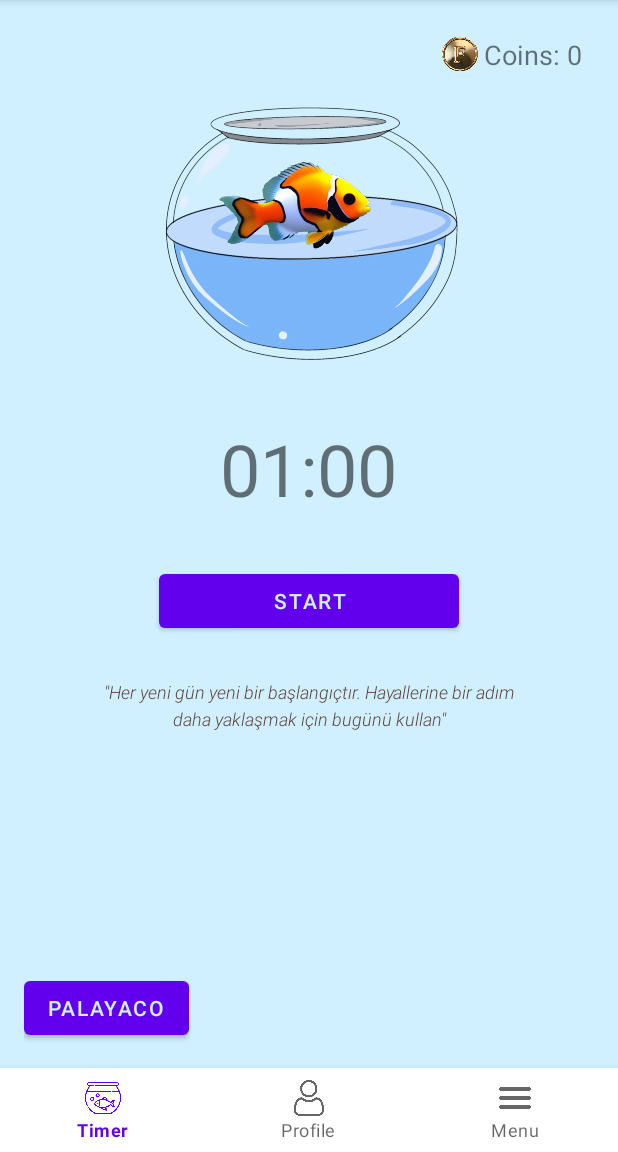
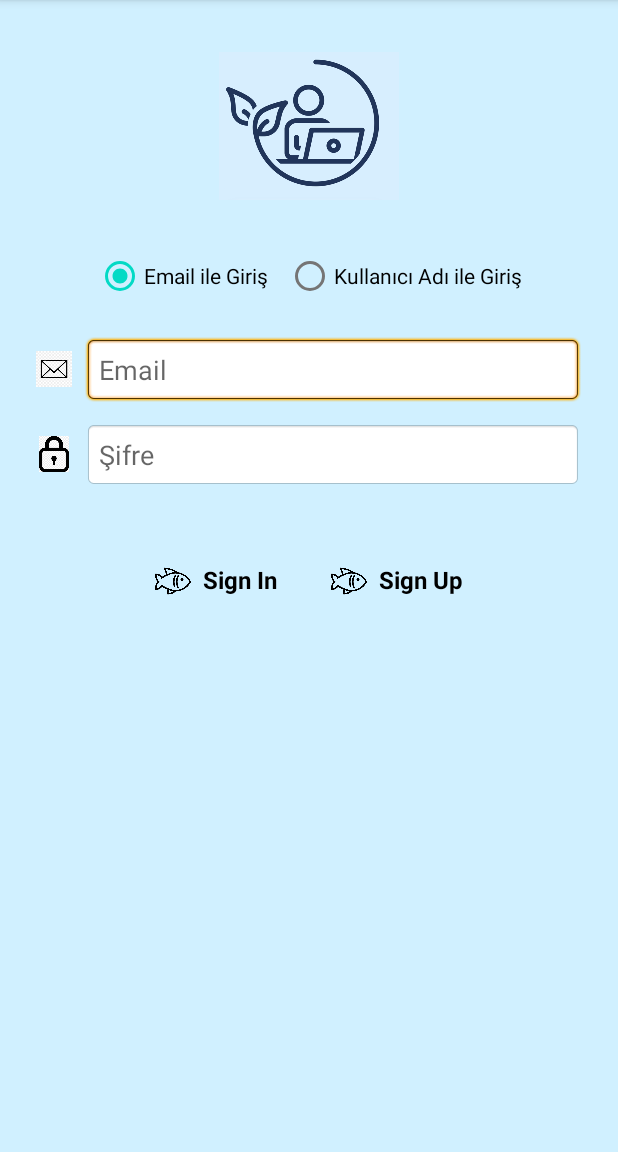
Before and after one commit to fatmanurtilki/ForestAqua, an Android app: the screen it shows after launch (MainActivity before the commit, LoginActivity after it), on a phone screen of 412 x 824 dp, the part 84-1236 px from its top. Run offline under Robolectric (Android 15) with nearby library versions, the phone set to English and light mode, and no system bars.

Commit message:
Giris ve Kayit düzenlemeleri
Kotlin kodunu düzeltmen gerek! istatistik alanını entegre etmen gerek!

```diff
--- a/app/src/main/AndroidManifest.xml
+++ b/app/src/main/AndroidManifest.xml
@@ -15,14 +15,18 @@
 
         <!-- Ana Aktivite (Uygulamanın başlangıç noktası) -->
         <activity
-            android:name=".MainActivity"
+            android:name=".LoginActivity"
             android:exported="true"
             android:label="Balikci Hasan">
+
             <intent-filter>
                 <action android:name="android.intent.action.MAIN" />
                 <category android:name="android.intent.category.LAUNCHER" />
             </intent-filter>
         </activity>
+        <activity android:name=".MainActivity"/>
+        <activity android:name=".RegisterActivity"/>
+
 
     </application>
 </manifest>
--- a/app/src/main/java/com/example/forestapp/DatabaseContract.kt
+++ b/app/src/main/java/com/example/forestapp/DatabaseContract.kt
@@ -3,6 +3,8 @@ package com.example.forestapp
 object DatabaseContract {
     object UserTable {
         const val TABLE_NAME = "users"
+        const val COLUMN_USERNAME = "username"
+        const val COLUMN_EMAIL = "email"
         const val COLUMN_ID = "id"
         const val COLUMN_NAME = "name"
         const val COLUMN_COINS = "coins"
@@ -10,6 +12,7 @@ object DatabaseContract {
         const val COLUMN_TREES_PLANTED = "trees_planted"
         const val COLUMN_REAL_TREES_PLANTED = "real_trees_planted"
         const val COLUMN_DAILY_GOAL = "daily_goal"
+
     }
 
     object SessionTable {
--- a/app/src/main/java/com/example/forestapp/ForestDbHelper.kt
+++ b/app/src/main/java/com/example/forestapp/ForestDbHelper.kt
@@ -18,6 +18,8 @@ class ForestDbHelper(context: Context) : SQLiteOpenHelper(
             CREATE TABLE ${DatabaseContract.UserTable.TABLE_NAME} (
                 ${DatabaseContract.UserTable.COLUMN_ID} INTEGER PRIMARY KEY AUTOINCREMENT,
                 ${DatabaseContract.UserTable.COLUMN_NAME} TEXT,
+                ${DatabaseContract.UserTable.COLUMN_USERNAME} TEXT UNIQUE,
+                ${DatabaseContract.UserTable.COLUMN_EMAIL} TEXT UNIQUE,
                 ${DatabaseContract.UserTable.COLUMN_COINS} INTEGER,
                 ${DatabaseContract.UserTable.COLUMN_TOTAL_FOCUS_TIME} INTEGER,
                 ${DatabaseContract.UserTable.COLUMN_TREES_PLANTED} INTEGER,
--- /dev/null
+++ b/app/src/main/java/com/example/forestapp/LoginActivity.kt
@@ -0,0 +1,67 @@
+package com.example.forestapp
+// mail-kullanıcı adı olarak farklılıkta düzenleme yapman lazım.
+import android.content.Intent
+import android.os.Bundle
+import android.view.View
+import android.widget.*
+import androidx.appcompat.app.AppCompatActivity
+
+class LoginActivity : AppCompatActivity() {
+
+    private lateinit var dbHelper: ForestDbHelper
+    private lateinit var etIdentifier: EditText
+    private lateinit var etPassword: EditText
+    private lateinit var rbEmail: RadioButton
+    private lateinit var rbUsername: RadioButton
+
+    override fun onCreate(savedInstanceState: Bundle?) {
+        super.onCreate(savedInstanceState)
+        setContentView(R.layout.activity_login)
+
+        dbHelper = ForestDbHelper(this)
+
+        etIdentifier = findViewById(R.id.etIdentifier)
+        etPassword = findViewById(R.id.etPassword)
+        rbEmail = findViewById(R.id.rbEmail)
+        rbUsername = findViewById(R.id.rbUsername)
+
+        val btnSignIn = findViewById<LinearLayout>(R.id.btnSignIn)
+        val btnSignUp = findViewById<LinearLayout>(R.id.btnSignUp)
+
+        val radioGroup = findViewById<RadioGroup>(R.id.rgLoginType)
+
+        radioGroup.setOnCheckedChangeListener { _, checkedId ->
+            when (checkedId) {
+                R.id.rbEmail -> etIdentifier.hint = "Email"
+                R.id.rbUsername -> etIdentifier.hint = "Kullanıcı Adı"
+            }
+        }
+
+        btnSignIn.setOnClickListener {
+            val identifier = etIdentifier.text.toString().trim()
+            val password = etPassword.text.toString().trim()
+
+            if (identifier.isNotEmpty() && password.isNotEmpty()) {
+                val db = dbHelper.readableDatabase
+                val column = if (rbEmail.isChecked) "email" else "username"
+                val query = "SELECT * FROM users WHERE $column = ? AND password = ?"
+                val cursor = db.rawQuery(query, arrayOf(identifier, password))
+
+                if (cursor.moveToFirst()) {
+                    cursor.close()
+                    startActivity(Intent(this, MainActivity::class.java))
+                    finish()
+                } else {
+                    cursor.close()
+                    Toast.makeText(this, "Bilgiler hatalı", Toast.LENGTH_SHORT).show()
+                }
+            } else {
+                Toast.makeText(this, "Tüm alanları doldurun", Toast.LENGTH_SHORT).show()
+            }
+        }
+
+        btnSignUp.setOnClickListener {
+            startActivity(Intent(this, RegisterActivity::class.java))
+        }
+    }
+}
--- a/app/src/main/java/com/example/forestapp/MainActivity.kt
+++ b/app/src/main/java/com/example/forestapp/MainActivity.kt
@@ -1,6 +1,11 @@
+//profile ve forest fragment eksik sayfalar Login ve register sonrası main e geçişi ve bilgi uyarı mesajını düzelt
+
 package com.example.forestapp
 
+import android.content.Intent
+import android.content.SharedPreferences
 import android.os.Bundle
+import android.widget.TextView
 import androidx.appcompat.app.AppCompatActivity
 import androidx.fragment.app.Fragment
 import com.example.forestapp.databinding.ActivityMainBinding
@@ -9,7 +14,9 @@ import ui.fragments.ProfileFragment
 import ui.fragments.TimerFragment
 
 class MainActivity : AppCompatActivity() {
+
     private lateinit var binding: ActivityMainBinding
+    private lateinit var sharedPref: SharedPreferences
     private lateinit var userRepository: UserRepository
 
     override fun onCreate(savedInstanceState: Bundle?) {
@@ -17,22 +24,26 @@ class MainActivity : AppCompatActivity() {
         binding = ActivityMainBinding.inflate(layoutInflater)
         setContentView(binding.root)
 
+        sharedPref = getSharedPreferences("user_pref", MODE_PRIVATE)
         userRepository = UserRepository(this)
-        initializeUser()
+
+        val isLoggedIn = sharedPref.getBoolean("is_logged_in", false)
+        if (!isLoggedIn) {
+            startActivity(Intent(this, LoginActivity::class.java))
+            finish()
+            return
+        }
         setupBottomNavigation()
+
         loadFragment(TimerFragment())
-    }
-
-    private fun initializeUser() {
-        if (userRepository.getUser() == null) {
-            userRepository.createInitialUser()
-        }
     }
 
     private fun setupBottomNavigation() {
         binding.bottomNavigation.setOnItemSelectedListener { item ->
             when (item.itemId) {
                 R.id.nav_timer -> loadFragment(TimerFragment())
+                R.id.nav_profile -> loadFragment(TimerFragment())
+                R.id.nav_forest -> loadFragment(TimerFragment())
                 else -> false
             }
         }
--- /dev/null
+++ b/app/src/main/res/layout/activity_login.xml
@@ -0,0 +1,155 @@
+<?xml version="1.0" encoding="utf-8"?>
+<ScrollView xmlns:android="http://schemas.android.com/apk/res/android"
+    android:background="@color/gereken_mavi"
+    android:layout_width="match_parent"
+    android:layout_height="match_parent"
+    android:padding="24dp">
+
+    <LinearLayout
+        android:layout_width="match_parent"
+        android:layout_height="wrap_content"
+        android:orientation="vertical"
+        android:gravity="center_horizontal">
+
+
+        <ImageView
+            android:layout_width="120dp"
+            android:layout_height="120dp"
+            android:layout_marginBottom="16dp"
+            android:src="@drawable/icon_user" />
+
+
+        <RadioGroup
+            android:id="@+id/rgLoginType"
+            android:layout_width="wrap_content"
+            android:layout_height="wrap_content"
+            android:orientation="horizontal"
+            android:layout_marginBottom="16dp">
+
+            <RadioButton
+                android:id="@+id/rbEmail"
+                android:layout_width="wrap_content"
+                android:layout_height="wrap_content"
+                android:text="Email ile Giriş"
+                android:checked="true"
+                android:textColor="@android:color/black" />
+
+            <RadioButton
+                android:id="@+id/rbUsername"
+                android:layout_width="wrap_content"
+                android:layout_height="wrap_content"
+                android:text="Kullanıcı Adı ile Giriş"
+                android:layout_marginStart="12dp"
+                android:textColor="@android:color/black" />
+        </RadioGroup>
+
+
+        <LinearLayout
+            android:layout_width="match_parent"
+            android:layout_height="wrap_content"
+            android:orientation="horizontal"
+            android:layout_marginBottom="12dp">
+
+            <ImageView
+                android:layout_width="24dp"
+                android:layout_height="24dp"
+                android:src="@drawable/mail_icon"
+                android:layout_marginEnd="8dp"
+                android:layout_gravity="center_vertical" />
+
+            <EditText
+                android:id="@+id/etIdentifier"
+                android:layout_width="0dp"
+                android:layout_height="wrap_content"
+                android:layout_weight="1"
+                android:hint="Email"
+                android:inputType="textEmailAddress"
+                android:background="@android:drawable/editbox_background"
+                android:padding="10dp" />
+        </LinearLayout>
+
+
+        <LinearLayout
+            android:layout_width="match_parent"
+            android:layout_height="wrap_content"
+            android:orientation="horizontal"
+            android:layout_marginBottom="24dp">
+
+            <ImageView
+                android:layout_width="24dp"
+                android:layout_height="24dp"
+                android:src="@drawable/password_icon"
+                android:layout_marginEnd="8dp"
+                android:layout_gravity="center_vertical" />
+
+            <EditText
+                android:id="@+id/etPassword"
+                android:layout_width="0dp"
+                android:layout_height="wrap_content"
+                android:layout_weight="1"
+                android:hint="Şifre"
+                android:inputType="textPassword"
+                android:background="@android:drawable/editbox_background"
+                android:padding="10dp" />
+        </LinearLayout>
+
+
+        <LinearLayout
+            android:layout_width="match_parent"
+            android:layout_height="wrap_content"
+            android:orientation="horizontal"
+            android:gravity="center"
+            android:layout_marginTop="16dp">
+
+            <LinearLayout
+                android:id="@+id/btnSignIn"
+                android:layout_width="wrap_content"
+                android:layout_height="wrap_content"
+                android:orientation="horizontal"
+                android:clickable="true"
+                android:focusable="true"
+                android:padding="10dp"
+                android:layout_marginEnd="16dp">
+
+                <ImageView
+                    android:layout_width="24dp"
+                    android:layout_height="24dp"
+                    android:src="@drawable/icon_fish"
+                    android:layout_marginEnd="8dp" />
+
+                <TextView
+                    android:layout_width="wrap_content"
+                    android:layout_height="wrap_content"
+                    android:text="Sign In"
+                    android:textColor="@android:color/black"
+                    android:textSize="16sp"
+                    android:textStyle="bold" />
+            </LinearLayout>
+
+            <LinearLayout
+                android:id="@+id/btnSignUp"
+                android:layout_width="wrap_content"
+                android:layout_height="wrap_content"
+                android:orientation="horizontal"
+                android:clickable="true"
+                android:focusable="true"
+                android:padding="10dp">
+
+                <ImageView
+                    android:layout_width="24dp"
+                    android:layout_height="24dp"
+                    android:src="@drawable/icon_fish"
+                    android:layout_marginEnd="8dp" />
+
+                <TextView
+                    android:layout_width="wrap_content"
+                    android:layout_height="wrap_content"
+                    android:text="Sign Up"
+                    android:textColor="@android:color/black"
+                    android:textSize="16sp"
+                    android:textStyle="bold" />
+            </LinearLayout>
+        </LinearLayout>
+
+    </LinearLayout>
+</ScrollView>
--- a/gradle.properties
+++ b/gradle.properties
@@ -21,4 +21,4 @@ kotlin.code.style=official
 # resources declared in the library itself and none from the library's dependencies,
 # thereby reducing the size of the R class for that library
 android.nonTransitiveRClass=true
-org.gradle.java.home=C\:\\Program Files\\Android\\Android Studio\\jbr
+org.gradle.java.home=C\:\\Program Files\\Android\\Android Studio1\\jbr
```
Also changed, not shown: app/src/main/java/com/example/forestapp/RegisterActivity.kt (added, +85 -0 lines), app/src/main/java/com/example/forestapp/SplashActivity.kt (added, +28 -0 lines), app/src/main/res/layout/activity_register.xml (added, +142 -0 lines), app/src/main/res/layout/activity_splash.xml (added, +13 -0 lines), app/src/main/res/drawable/icon_fish.png (added), app/src/main/res/drawable/icon_user.png (added), app/src/main/res/drawable/mail_icon.png (added), app/src/main/res/drawable/password_icon.png (added), app/src/main/res/drawable/sign_user_icon.png (added), app/src/main/res/drawable/user_iconn.jpg (added).
